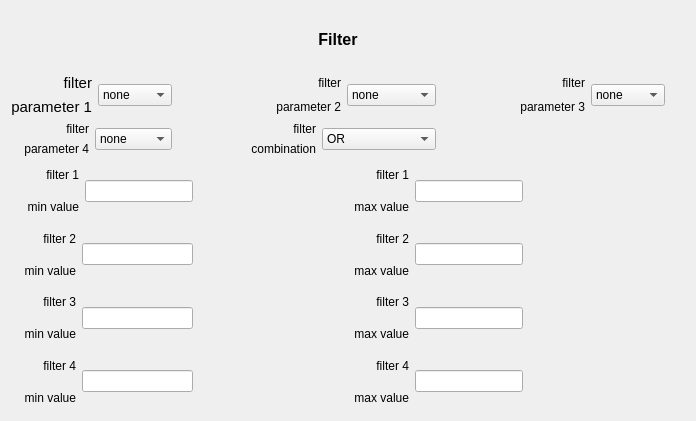
First picture: the form in GUI-Qt/filter.ui, repository vitess-neutron/vitess, before the edit.
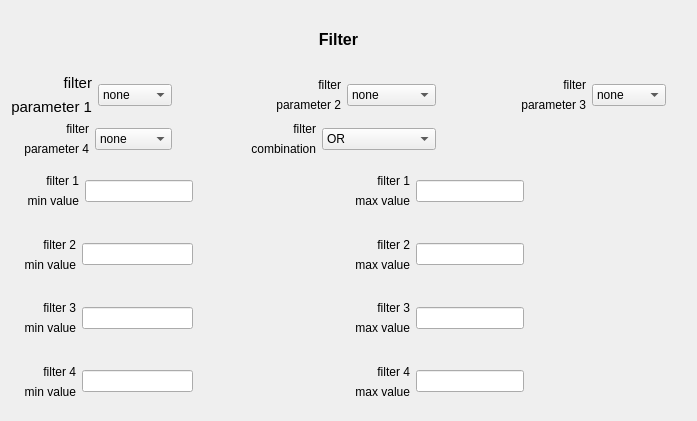
Second picture: the form after the edit.

```diff
--- a/GUI-Qt/filter.ui
+++ b/GUI-Qt/filter.ui
@@ -6,7 +6,7 @@
    <rect>
     <x>0</x>
     <y>0</y>
-    <width>696</width>
+    <width>697</width>
     <height>421</height>
    </rect>
   </property>
@@ -219,7 +219,7 @@
           <string>filter</string>
          </property>
          <property name="alignment">
-          <set>Qt::AlignRight|Qt::AlignTrailing|Qt::AlignVCenter</set>
+          <set>Qt::AlignBottom|Qt::AlignRight|Qt::AlignTrailing</set>
          </property>
         </widget>
        </item>
@@ -308,7 +308,7 @@
           <string>parameter 2</string>
          </property>
          <property name="alignment">
-          <set>Qt::AlignRight|Qt::AlignTrailing|Qt::AlignVCenter</set>
+          <set>Qt::AlignRight|Qt::AlignTop|Qt::AlignTrailing</set>
          </property>
         </widget>
        </item>
@@ -322,7 +322,7 @@
           <string>filter</string>
          </property>
          <property name="alignment">
-          <set>Qt::AlignRight|Qt::AlignTrailing|Qt::AlignVCenter</set>
+          <set>Qt::AlignBottom|Qt::AlignRight|Qt::AlignTrailing</set>
          </property>
         </widget>
        </item>
@@ -411,7 +411,7 @@
           <string>parameter 3</string>
          </property>
          <property name="alignment">
-          <set>Qt::AlignRight|Qt::AlignTrailing|Qt::AlignVCenter</set>
+          <set>Qt::AlignRight|Qt::AlignTop|Qt::AlignTrailing</set>
          </property>
         </widget>
        </item>
@@ -543,7 +543,7 @@
         <string>   filter 1</string>
        </property>
        <property name="alignment">
-        <set>Qt::AlignRight|Qt::AlignTrailing|Qt::AlignVCenter</set>
+        <set>Qt::AlignBottom|Qt::AlignRight|Qt::AlignTrailing</set>
        </property>
       </widget>
      </item>
@@ -556,7 +556,7 @@
         <string>     min value</string>
        </property>
        <property name="alignment">
-        <set>Qt::AlignRight|Qt::AlignTrailing|Qt::AlignVCenter</set>
+        <set>Qt::AlignRight|Qt::AlignTop|Qt::AlignTrailing</set>
        </property>
       </widget>
      </item>
@@ -583,12 +583,19 @@
         <string>   filter 1</string>
        </property>
        <property name="alignment">
-        <set>Qt::AlignRight|Qt::AlignTrailing|Qt::AlignVCenter</set>
+        <set>Qt::AlignBottom|Qt::AlignRight|Qt::AlignTrailing</set>
        </property>
       </widget>
      </item>
      <item row="0" column="1" rowspan="2">
-      <widget class="QLineEdit" name="lineMaxval1"/>
+      <widget class="QLineEdit" name="lineMaxval1">
+       <property name="text">
+        <string/>
+       </property>
+       <property name="placeholderText">
+        <string/>
+       </property>
+      </widget>
      </item>
      <item row="1" column="0">
       <widget class="QLabel" name="label_30">
@@ -596,7 +603,7 @@
         <string>    max value</string>
        </property>
        <property name="alignment">
-        <set>Qt::AlignRight|Qt::AlignTrailing|Qt::AlignVCenter</set>
+        <set>Qt::AlignRight|Qt::AlignTop|Qt::AlignTrailing</set>
        </property>
       </widget>
      </item>
@@ -623,7 +630,7 @@
         <string>   filter 2</string>
        </property>
        <property name="alignment">
-        <set>Qt::AlignRight|Qt::AlignTrailing|Qt::AlignVCenter</set>
+        <set>Qt::AlignBottom|Qt::AlignRight|Qt::AlignTrailing</set>
        </property>
       </widget>
      </item>
@@ -636,7 +643,7 @@
         <string>    min value</string>
        </property>
        <property name="alignment">
-        <set>Qt::AlignRight|Qt::AlignTrailing|Qt::AlignVCenter</set>
+        <set>Qt::AlignRight|Qt::AlignTop|Qt::AlignTrailing</set>
        </property>
       </widget>
      </item>
@@ -663,7 +670,7 @@
         <string>   filter 2</string>
        </property>
        <property name="alignment">
-        <set>Qt::AlignRight|Qt::AlignTrailing|Qt::AlignVCenter</set>
+        <set>Qt::AlignBottom|Qt::AlignRight|Qt::AlignTrailing</set>
        </property>
       </widget>
      </item>
@@ -676,7 +683,7 @@
         <string>    max value</string>
        </property>
        <property name="alignment">
-        <set>Qt::AlignRight|Qt::AlignTrailing|Qt::AlignVCenter</set>
+        <set>Qt::AlignRight|Qt::AlignTop|Qt::AlignTrailing</set>
        </property>
       </widget>
      </item>
@@ -703,7 +710,7 @@
         <string>   filter 3</string>
        </property>
        <property name="alignment">
-        <set>Qt::AlignRight|Qt::AlignTrailing|Qt::AlignVCenter</set>
+        <set>Qt::AlignBottom|Qt::AlignRight|Qt::AlignTrailing</set>
        </property>
       </widget>
      </item>
@@ -716,7 +723,7 @@
         <string>    min value</string>
        </property>
        <property name="alignment">
-        <set>Qt::AlignRight|Qt::AlignTrailing|Qt::AlignVCenter</set>
+        <set>Qt::AlignRight|Qt::AlignTop|Qt::AlignTrailing</set>
        </property>
       </widget>
      </item>
@@ -743,7 +750,7 @@
         <string>   filter 3</string>
        </property>
        <property name="alignment">
-        <set>Qt::AlignRight|Qt::AlignTrailing|Qt::AlignVCenter</set>
+        <set>Qt::AlignBottom|Qt::AlignRight|Qt::AlignTrailing</set>
        </property>
       </widget>
      </item>
@@ -756,7 +763,7 @@
         <string>    max value</string>
        </property>
        <property name="alignment">
-        <set>Qt::AlignRight|Qt::AlignTrailing|Qt::AlignVCenter</set>
+        <set>Qt::AlignRight|Qt::AlignTop|Qt::AlignTrailing</set>
        </property>
       </widget>
      </item>
@@ -783,7 +790,7 @@
         <string>   filter 4</string>
        </property>
        <property name="alignment">
-        <set>Qt::AlignRight|Qt::AlignTrailing|Qt::AlignVCenter</set>
+        <set>Qt::AlignBottom|Qt::AlignRight|Qt::AlignTrailing</set>
        </property>
       </widget>
      </item>
@@ -796,7 +803,7 @@
         <string>    min value</string>
        </property>
        <property name="alignment">
-        <set>Qt::AlignRight|Qt::AlignTrailing|Qt::AlignVCenter</set>
+        <set>Qt::AlignRight|Qt::AlignTop|Qt::AlignTrailing</set>
        </property>
       </widget>
      </item>
@@ -823,7 +830,7 @@
         <string>   filter 4</string>
        </property>
        <property name="alignment">
-        <set>Qt::AlignRight|Qt::AlignTrailing|Qt::AlignVCenter</set>
+        <set>Qt::AlignBottom|Qt::AlignRight|Qt::AlignTrailing</set>
        </property>
       </widget>
      </item>
@@ -836,7 +843,7 @@
         <string>    max value</string>
        </property>
        <property name="alignment">
-        <set>Qt::AlignRight|Qt::AlignTrailing|Qt::AlignVCenter</set>
+        <set>Qt::AlignRight|Qt::AlignTop|Qt::AlignTrailing</set>
        </property>
       </widget>
      </item>
```
Left out of the diff: 12 changed lines with no effect on the pictures.
